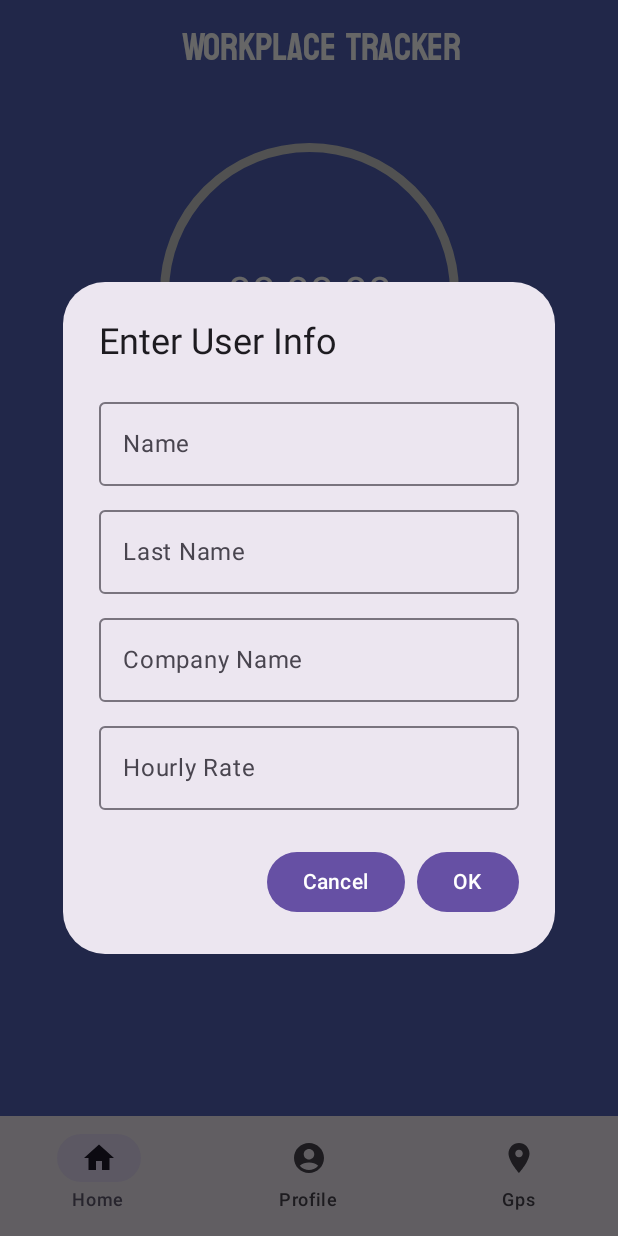
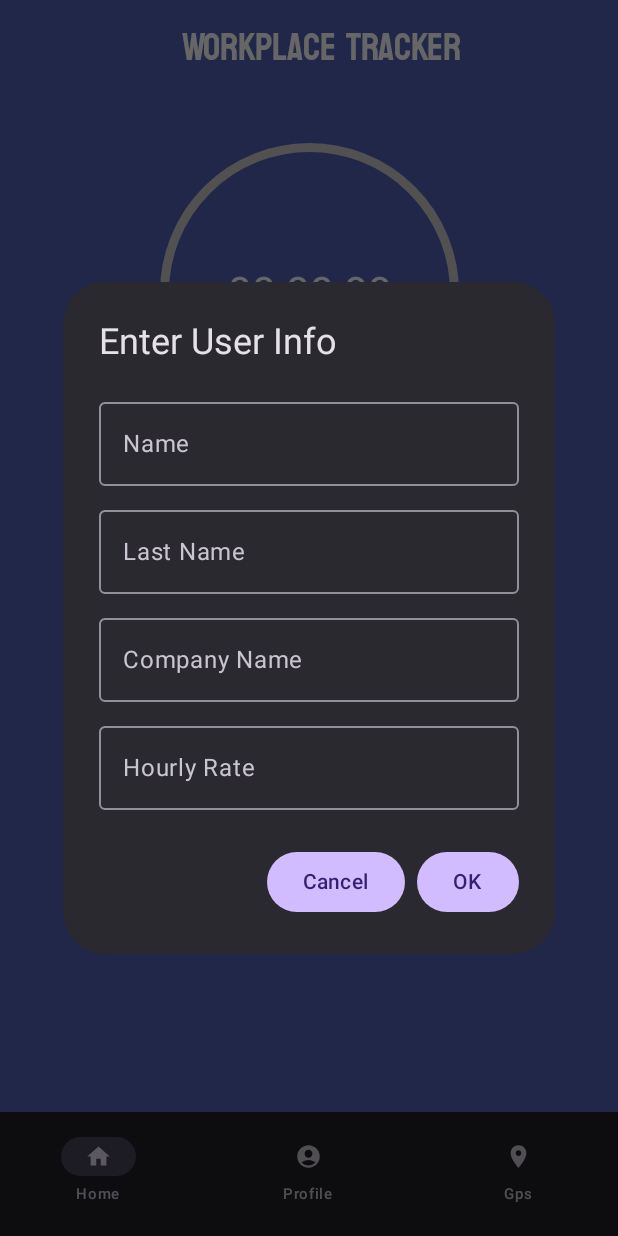
Before and after one commit to pamppe/WorkPlaceTracking, an Android app built with Jetpack Compose: the screen it shows after launch (MainActivity), on a phone screen of 412 x 824 dp. Run offline under Robolectric (Android 15) with nearby library versions, the phone set to English and light mode, and no system bars; our stand-ins replace Room's generated code, livedata-compose; libraries missing offline, so code that uses them is left out: java.text, org.osmdroid.config, org.osmdroid.library, org.osmdroid.tileprovider, org.osmdroid.util and 1 more; 1 statement that could not run was skipped.

Commit message:
uusin toimiva

```diff
--- a/app/src/main/java/com/emill/workplacetracking/MainActivity.kt
+++ b/app/src/main/java/com/emill/workplacetracking/MainActivity.kt
@@ -662,22 +662,25 @@ fun WorkEntriesDisplay(mainViewModel: MainViewModel, userId: Int) {
                         horizontalArrangement = Arrangement.Center
                     ) {
                         Text(
+                            color = Color.Black,
                             text = weekday,
-                            fontSize = 20.sp,
+                            fontSize = 18.sp,
                             modifier = Modifier.weight(1f)
                         )
                         Text(
+                            color = Color.Black,
                             text = date,
-                            fontSize = 20.sp,
+                            fontSize = 18.sp,
                             modifier = Modifier.weight(1f)
                         )
                         Text(
+                            color = Color.Black,
                             text = "${entry.totalHoursWorked}h",
-                            fontSize = 20.sp,
+                            fontSize = 18.sp,
                             modifier = Modifier.weight(1f)
                         )
                     }
-                    Spacer(modifier = Modifier.height(15.dp))
+                    Spacer(modifier = Modifier.height(12.dp))
                 }
             }
         }
@@ -694,10 +697,12 @@ fun BottomNavigationBar(currentRoute: String, onNavigate: (String) -> Unit) {
         )
         items.forEach { item ->
             NavigationBarItem(
-                icon = { Icon(item.icon, contentDescription = item.title) },
-                label = { Text(item.title) },
+                icon = { Icon(item.icon, contentDescription = item.title, modifier = Modifier.size(18.dp)) }, // Smaller icons
+                label = { Text(item.title, fontSize = 10.sp) }, // Smaller text
                 selected = currentRoute == item.title,
-                onClick = { onNavigate(item.title) }
+                onClick = { onNavigate(item.title) },
+                // Apply padding inside NavigationBarItem for further size adjustments
+                modifier = Modifier.padding(vertical = 1.dp) // Reduce padding to make items appear smaller
             )
         }
     }
--- a/app/src/main/java/com/emill/workplacetracking/ui/theme/Theme.kt
+++ b/app/src/main/java/com/emill/workplacetracking/ui/theme/Theme.kt
@@ -39,26 +39,17 @@ private val LightColorScheme = lightColorScheme(
 
 @Composable
 fun WorkPlaceTrackingTheme(
-    darkTheme: Boolean = isSystemInDarkTheme(),
-    // Dynamic color is available on Android 12+
-    dynamicColor: Boolean = false,
     content: @Composable () -> Unit
 ) {
-    val colorScheme = when {
-        dynamicColor && Build.VERSION.SDK_INT >= Build.VERSION_CODES.S -> {
-            val context = LocalContext.current
-            if (darkTheme) dynamicDarkColorScheme(context) else dynamicLightColorScheme(context)
-        }
+    val context = LocalContext.current
+    val colorScheme = DarkColorScheme // Always use dark color scheme
 
-        darkTheme -> DarkColorScheme
-        else -> LightColorScheme
-    }
     val view = LocalView.current
     if (!view.isInEditMode) {
         SideEffect {
-            val window = (view.context as Activity).window
+            val window = (context as? Activity)?.window ?: return@SideEffect
             window.statusBarColor = colorScheme.primary.toArgb()
-            WindowCompat.getInsetsController(window, view).isAppearanceLightStatusBars = darkTheme
+            WindowCompat.getInsetsController(window, view).isAppearanceLightStatusBars = false
         }
     }
 
```
